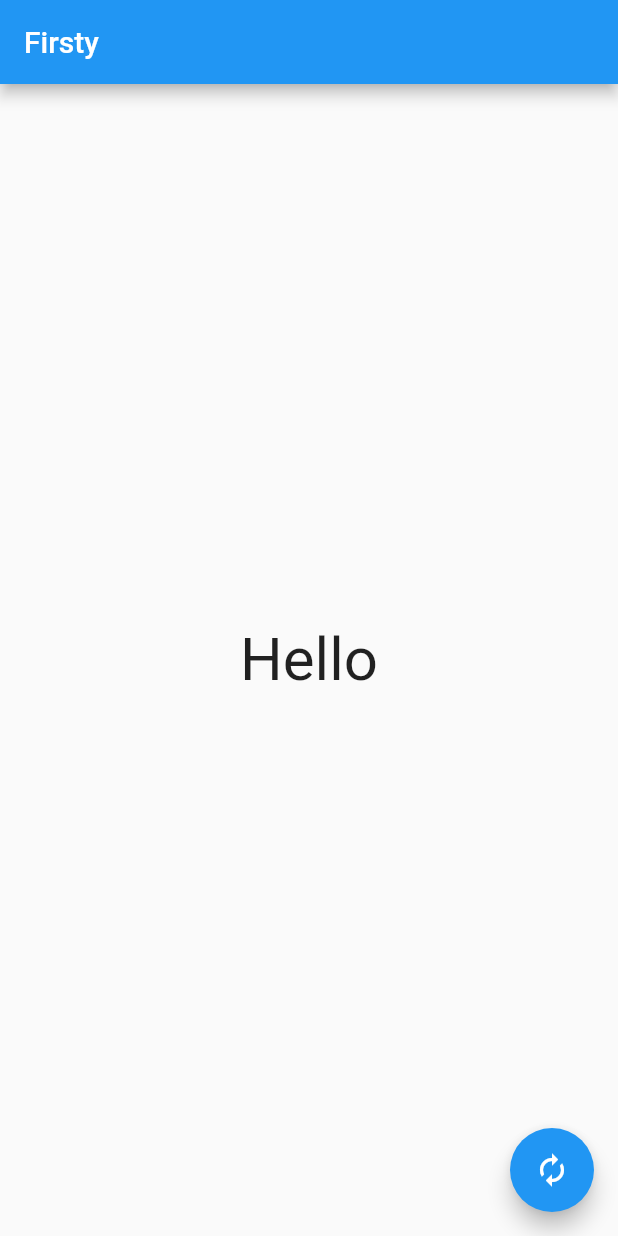
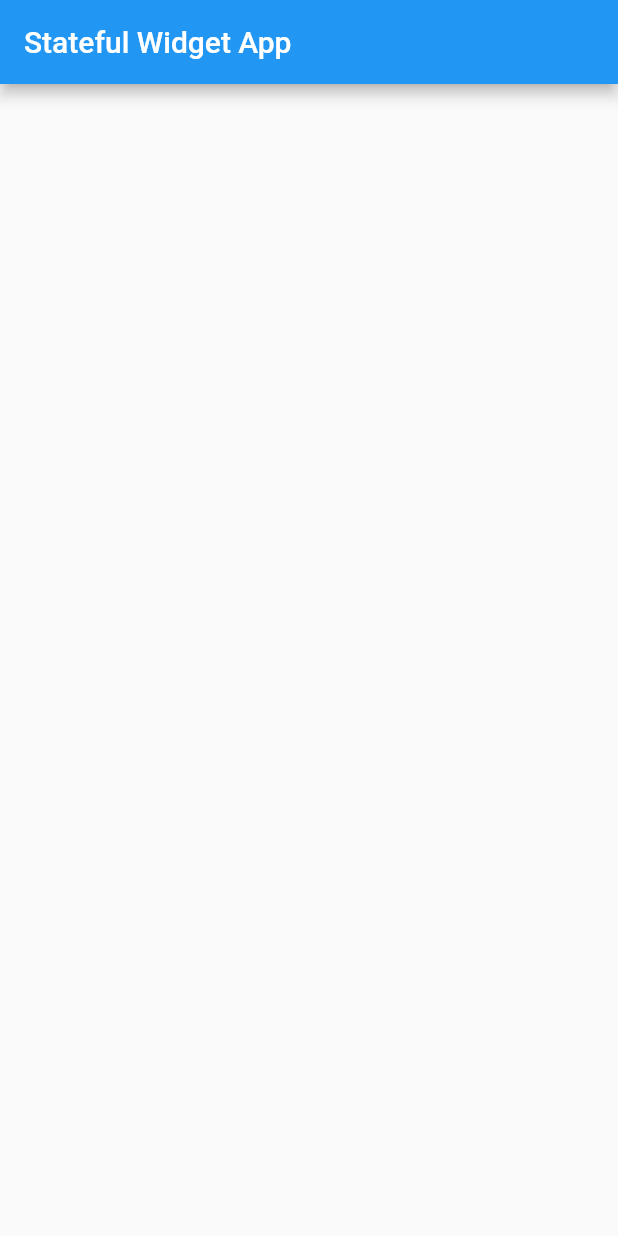
Before and after one commit to AntonioVeintiuno/fluttrapp, a Flutter app: the screen it shows after launch, on a phone screen of 412 x 824 dp. Run offline on Flutter 3.47's test engine with Material 2 defaults, Android fonts, the phone set to English and light mode, and no system bars.

Commit message:
Stateful widget first commit.
Signed-off-by: Antonio Garcia <moy_357@hotmail.com>

```diff
--- /dev/null
+++ b/lib/src/button.dart
@@ -0,0 +1,17 @@
+import 'package:flutter/material.dart';
+
+class MyButton extends StatefulWidget {
+  @override
+  _MyButtonState createState() => _MyButtonState();
+}
+
+class _MyButtonState extends State<MyButton> {
+  @override
+  Widget build(BuildContext context) {
+    return Scaffold(
+      appBar: AppBar(
+        title: Text('Stateful Widget App'),
+      ),
+    );
+  }
+}
```
Also changed, not shown: lib/main.dart (+4 -22 lines).
